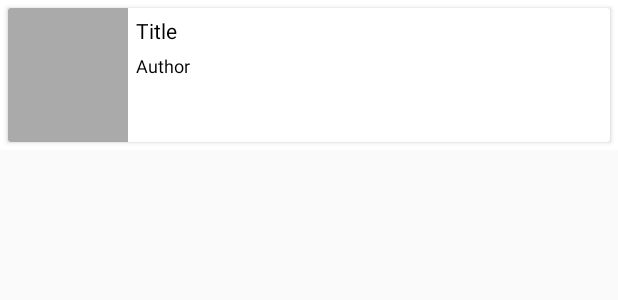
After one commit to rnagarajan96/FreeTamilEBooks, an Android app: the layout download_books_list_item.xml on its own in the app's theme, with its tools: preview values and no code run, on a phone screen of 412 x 824 dp. The commit adds this screen. Shown: the top 300 px of the screen. Run offline under Robolectric (Android 15) with nearby library versions, the phone set to English and light mode, and no system bars.

Commit message:
download listing design

```diff
--- a/app/src/main/java/com/jskaleel/fte/fragments/home/HomeFragment.java
+++ b/app/src/main/java/com/jskaleel/fte/fragments/home/HomeFragment.java
@@ -13,6 +13,7 @@ import android.support.v4.widget.SwipeRefreshLayout;
 import android.support.v7.widget.LinearLayoutManager;
 import android.support.v7.widget.RecyclerView;
 import android.support.v7.widget.SearchView;
+import android.util.Log;
 import android.view.LayoutInflater;
 import android.view.Menu;
 import android.view.MenuInflater;
@@ -163,6 +164,7 @@ public class HomeFragment extends Fragment implements SwipeRefreshLayout.OnRefre
 
     @Override
     public void downloadPressed(BookListParser.Books.Book bookItem) {
+        Log.e("supriya ","uri " +bookItem.getEpub());
         DownloadManager.Request requestVideo = new DownloadManager.Request(Uri.parse(bookItem.getEpub()));
         requestVideo.setDestinationUri(Uri.parse("file://" + DeviceUtils.getStorageLocation() + "/" + bookItem.getTitle() + ".epub"));
         requestVideo.setAllowedNetworkTypes(DownloadManager.Request.NETWORK_WIFI | DownloadManager.Request.NETWORK_MOBILE);
--- /dev/null
+++ b/app/src/main/res/layout/download_books_list_item.xml
@@ -0,0 +1,82 @@
+<?xml version="1.0" encoding="utf-8"?>
+<RelativeLayout xmlns:android="http://schemas.android.com/apk/res/android"
+    xmlns:card_view="http://schemas.android.com/tools"
+    android:id="@+id/container"
+    android:layout_width="match_parent"
+    android:layout_height="100dp"
+    android:background="@android:color/white"
+    android:gravity="center">
+
+    <android.support.v7.widget.CardView
+        android:id="@+id/card_view"
+        android:layout_width="match_parent"
+        android:layout_height="wrap_content"
+        android:layout_margin="5dp"
+        android:clickable="true"
+        android:focusable="true"
+        android:focusableInTouchMode="true"
+        card_view:attachToRoot="true"
+        card_view:cardCornerRadius="2dp"
+        card_view:contentPadding="10dp">
+
+        <RelativeLayout
+            android:layout_width="match_parent"
+            android:layout_height="match_parent"
+            android:background="?android:attr/selectableItemBackground">
+
+            <RelativeLayout
+                android:id="@+id/thumbnail"
+                android:layout_width="80dp"
+                android:layout_height="100dp"
+                android:layout_alignParentLeft="true"
+                android:layout_alignParentStart="true">
+
+                <ImageView
+                    android:id="@+id/iv_book_image"
+                    android:layout_width="match_parent"
+                    android:layout_height="match_parent"
+                    android:contentDescription="@string/app_name"
+                    android:padding="3dp"
+                    android:background="@android:color/darker_gray"
+                    android:scaleType="centerInside" />
+            </RelativeLayout>
+
+            <TextView
+                android:id="@+id/txt_title"
+                android:layout_width="match_parent"
+                android:layout_height="wrap_content"
+                android:layout_marginLeft="5dp"
+                android:layout_marginRight="5dp"
+                android:text="Title"
+                android:layout_marginTop="5dp"
+                android:layout_toEndOf="@+id/thumbnail"
+                android:layout_toLeftOf="@+id/iv_favourite"
+                android:layout_toRightOf="@+id/thumbnail"
+                android:layout_toStartOf="@+id/iv_favourite"
+                android:ellipsize="end"
+                android:maxLines="2"
+                android:textColor="@android:color/black"
+                android:textSize="14sp"
+                android:textStyle="normal" />
+
+            <TextView
+                android:id="@+id/txt_author"
+                android:layout_width="match_parent"
+                android:layout_height="wrap_content"
+                android:layout_below="@id/txt_title"
+                android:layout_marginLeft="5dp"
+                android:layout_marginRight="5dp"
+                android:layout_marginTop="5dp"
+                android:layout_toEndOf="@+id/thumbnail"
+                android:text="Author"
+                android:layout_toRightOf="@+id/thumbnail"
+                android:ellipsize="end"
+                android:maxLines="1"
+                android:textColor="@android:color/black"
+                android:textSize="12sp" />
+
+
+        </RelativeLayout>
+    </android.support.v7.widget.CardView>
+
+</RelativeLayout>
--- a/app/src/main/res/layout/fragment_downloads.xml
+++ b/app/src/main/res/layout/fragment_downloads.xml
@@ -13,9 +13,10 @@
         <include
             layout="@layout/view_no_results"
             android:layout_width="match_parent"
-            android:layout_height="match_parent" />
+            android:layout_height="match_parent"
+            android:visibility="gone"/>
 
-        <ListView
+        <android.support.v7.widget.RecyclerView
             android:id="@+id/download_list"
             android:layout_width="match_parent"
             android:layout_height="wrap_content"
```
Also changed, not shown: app/src/main/java/com/jskaleel/fte/fragments/download/DownloadFragemntAdapter.java (added, +53 -0 lines), app/src/main/java/com/jskaleel/fte/fragments/download/DownloadsFragment.java (+18 -7 lines).
